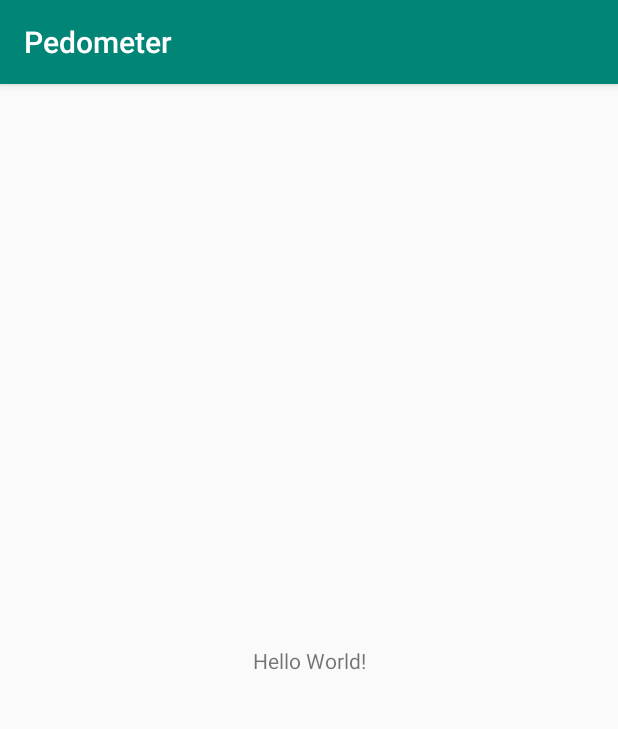
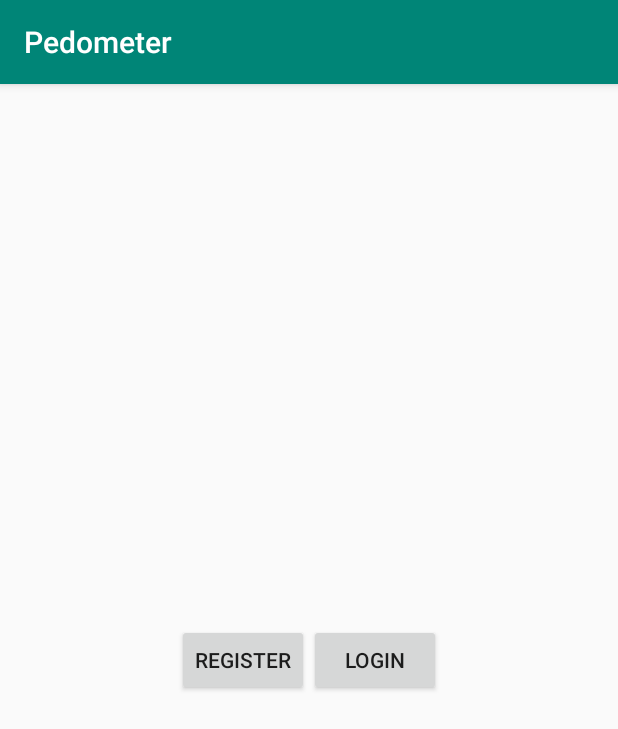
Before and after one commit to HardBlaster/Pedometer, an Android app: the screen it shows after launch (MainActivity), on a phone screen of 412 x 824 dp. Shown: the top 729 px of the screen. Run offline under Robolectric (Android 15) with nearby library versions, the phone set to English and light mode, and no system bars.

Commit message:
master: database support added, login/register are working

```diff
--- a/app/src/main/AndroidManifest.xml
+++ b/app/src/main/AndroidManifest.xml
@@ -1,6 +1,6 @@
 <?xml version="1.0" encoding="utf-8"?>
 <manifest xmlns:android="http://schemas.android.com/apk/res/android"
-    package="hu.unideb.pedometer" >
+    package="hu.unideb.pedometer">
 
     <application
         android:allowBackup="true"
@@ -8,8 +8,8 @@
         android:label="@string/app_name"
         android:roundIcon="@mipmap/ic_launcher_round"
         android:supportsRtl="true"
-        android:theme="@style/AppTheme" >
-        <activity android:name=".MainActivity" >
+        android:theme="@style/AppTheme">
+        <activity android:name=".MainActivity">
             <intent-filter>
                 <action android:name="android.intent.action.MAIN" />
 
--- a/app/src/main/java/hu/unideb/pedometer/MainActivity.kt
+++ b/app/src/main/java/hu/unideb/pedometer/MainActivity.kt
@@ -1,12 +1,93 @@
 package hu.unideb.pedometer
 
+import android.graphics.Color
 import androidx.appcompat.app.AppCompatActivity
 import android.os.Bundle
+import android.view.View
+import kotlinx.android.synthetic.main.activity_main.*
+import kotlinx.android.synthetic.main.login.*
+import kotlinx.android.synthetic.main.user_registration.*
 
 class MainActivity : AppCompatActivity() {
+
+    lateinit var dbHandler: DBHandler
 
     override fun onCreate(savedInstanceState: Bundle?) {
         super.onCreate(savedInstanceState)
         setContentView(R.layout.activity_main)
+
+        dbHandler = DBHandler(this)
+
+        showHome()
+
+        main_registration.setOnClickListener {
+            showRegistration()
+        }
+
+        main_login.setOnClickListener {
+            showLogin()
+        }
+
+        registration_register.setOnClickListener {
+            val username = registration_name.text.toString()
+            val email = registration_email.text.toString()
+            val password = registration_password.text.toString()
+
+            if(!dbHandler.usernameExists(username) || !dbHandler.emailExists(email)) {
+
+                dbHandler.insertUserData(username, email, password)
+                registration_message.text = getString(R.string.reg_success)
+                registration_message.setTextColor(Color.GREEN)
+
+            } else {
+
+                if (dbHandler.usernameExists(username)) {
+
+                    registration_message.text = getString(R.string.username_duplicate)
+                    registration_message.setTextColor(Color.RED)
+
+                } else {
+
+                    registration_message.text = getString(R.string.email_duplicate)
+                    registration_message.setTextColor(Color.RED)
+
+                }
+            }
+        }
+
+        login_login.setOnClickListener {
+            val username = login_username.text.toString()
+            val password = login_password.text.toString()
+
+            if(dbHandler.registeredUser(username, password)) {
+
+                login_message.text = getString(R.string.login_success)
+                login_message.setTextColor(Color.GREEN)
+
+            } else {
+
+                login_message.text = getString(R.string.login_error)
+                login_message.setTextColor(Color.RED)
+
+            }
+        }
+    }
+
+    private fun showRegistration() {
+        registration_layout.visibility = View.VISIBLE
+        login_layout.visibility = View.GONE
+        home_layout.visibility = View.GONE
+    }
+
+    private fun showLogin() {
+        login_layout.visibility = View.VISIBLE
+        registration_layout.visibility = View.GONE
+        home_layout.visibility = View.GONE
+    }
+
+    private fun showHome() {
+        home_layout.visibility = View.VISIBLE
+        registration_layout.visibility = View.GONE
+        login_layout.visibility = View.GONE
     }
 }
--- a/app/src/main/res/layout/activity_main.xml
+++ b/app/src/main/res/layout/activity_main.xml
@@ -1,19 +1,43 @@
 <?xml version="1.0" encoding="utf-8"?>
-<androidx.constraintlayout.widget.ConstraintLayout
-    xmlns:android="http://schemas.android.com/apk/res/android"
+<RelativeLayout xmlns:android="http://schemas.android.com/apk/res/android"
+    xmlns:app="http://schemas.android.com/apk/res-auto"
     xmlns:tools="http://schemas.android.com/tools"
-    xmlns:app="http://schemas.android.com/apk/res-auto"
     android:layout_width="match_parent"
     android:layout_height="match_parent"
     tools:context=".MainActivity">
 
-    <TextView
-        android:layout_width="wrap_content"
+    <LinearLayout
+        android:layout_width="match_parent"
         android:layout_height="wrap_content"
-        android:text="Hello World!"
-        app:layout_constraintBottom_toBottomOf="parent"
-        app:layout_constraintLeft_toLeftOf="parent"
-        app:layout_constraintRight_toRightOf="parent"
-        app:layout_constraintTop_toTopOf="parent" />
+        android:id="@+id/home_layout"
+        android:layout_centerInParent="true"
+        android:gravity="center"
+        android:orientation="horizontal"
+        tools:layout_editor_absoluteX="-16dp"
+        tools:layout_editor_absoluteY="341dp">
 
-</androidx.constraintlayout.widget.ConstraintLayout>
+        <Button
+            android:id="@+id/main_registration"
+            android:layout_width="wrap_content"
+            android:layout_height="wrap_content"
+            android:text="@string/register" />
+
+        <Button
+            android:id="@+id/main_login"
+            android:layout_width="wrap_content"
+            android:layout_height="wrap_content"
+            android:text="@string/login" />
+
+    </LinearLayout>
+
+    <include
+        layout="@layout/user_registration"
+        android:id="@+id/registration_layout"
+        android:visibility="gone"/>
+
+    <include
+        layout="@layout/login"
+        android:id="@+id/login_layout"
+        android:visibility="gone"/>
+
+</RelativeLayout>
--- a/app/src/main/res/mipmap-anydpi-v26/ic_launcher.xml
+++ b/app/src/main/res/mipmap-anydpi-v26/ic_launcher.xml
@@ -1,5 +1,5 @@
 <?xml version="1.0" encoding="utf-8"?>
 <adaptive-icon xmlns:android="http://schemas.android.com/apk/res/android">
-    <background android:drawable="@drawable/ic_launcher_background"/>
-    <foreground android:drawable="@drawable/ic_launcher_foreground"/>
+    <background android:drawable="@drawable/ic_launcher_background" />
+    <foreground android:drawable="@drawable/ic_launcher_foreground" />
 </adaptive-icon>
--- a/app/src/main/res/mipmap-anydpi-v26/ic_launcher_round.xml
+++ b/app/src/main/res/mipmap-anydpi-v26/ic_launcher_round.xml
@@ -1,5 +1,5 @@
 <?xml version="1.0" encoding="utf-8"?>
 <adaptive-icon xmlns:android="http://schemas.android.com/apk/res/android">
-    <background android:drawable="@drawable/ic_launcher_background"/>
-    <foreground android:drawable="@drawable/ic_launcher_foreground"/>
+    <background android:drawable="@drawable/ic_launcher_background" />
+    <foreground android:drawable="@drawable/ic_launcher_foreground" />
 </adaptive-icon>
--- a/app/src/main/res/values/strings.xml
+++ b/app/src/main/res/values/strings.xml
@@ -1,3 +1,13 @@
 <resources>
     <string name="app_name">Pedometer</string>
+    <string name="register">Register</string>
+    <string name="login">Login</string>
+    <string name="username">Username</string>
+    <string name="email">Email</string>
+    <string name="password">Password</string>
+    <string name="reg_success">Successful registration</string>
+    <string name="email_duplicate">Given email is already in use</string>
+    <string name="username_duplicate">Given username is already in use</string>
+    <string name="login_error">Invalid username or password</string>
+    <string name="login_success">Successful login</string>
 </resources>
--- a/gradle.properties
+++ b/gradle.properties
@@ -1,27 +1,21 @@
 # Project-wide Gradle settings.
-
 # IDE (e.g. Android Studio) users:
 # Gradle settings configured through the IDE *will override*
 # any settings specified in this file.
-
 # For more details on how to configure your build environment visit
 # http://www.gradle.org/docs/current/userguide/build_environment.html
-
 # Specifies the JVM arguments used for the daemon process.
 # The setting is particularly useful for tweaking memory settings.
 org.gradle.jvmargs=-Xmx1536m
-
 # When configured, Gradle will run in incubating parallel mode.
 # This option should only be used with decoupled projects. More details, visit
 # http://www.gradle.org/docs/current/userguide/multi_project_builds.html#sec:decoupled_projects
 # org.gradle.parallel=true
-
 # AndroidX package structure to make it clearer which packages are bundled with the
 # Android operating system, and which are packaged with your app's APK
 # https://developer.android.com/topic/libraries/support-library/androidx-rn
 android.useAndroidX=true
 # Automatically convert third-party libraries to use AndroidX
 android.enableJetifier=true
-
 # Kotlin code style for this project: "official" or "obsolete":
 kotlin.code.style=official
```
Also changed, not shown: app/src/main/java/hu/unideb/pedometer/DBHandler.kt (added, +103 -0 lines), app/src/main/res/drawable-v24/ic_launcher_foreground.xml (+6 -6 lines), app/src/main/res/drawable/ic_launcher_background.xml (+166 -70 lines), app/src/main/res/layout/login.xml (added, +33 -0 lines), app/src/main/res/layout/user_registration.xml (added, +40 -0 lines).
